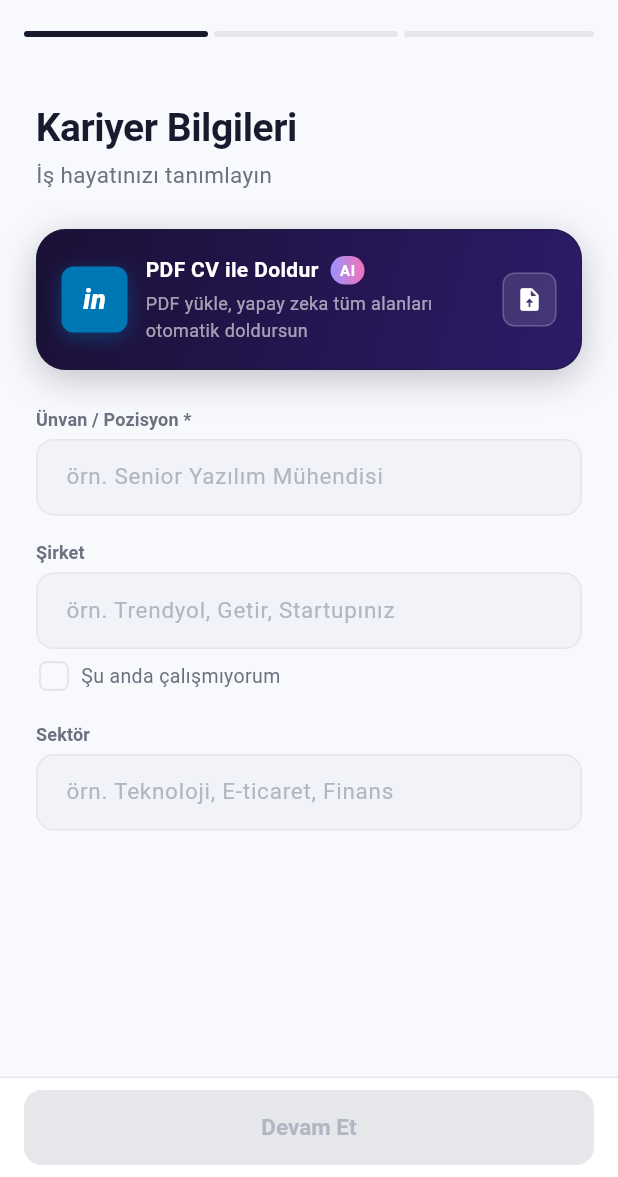
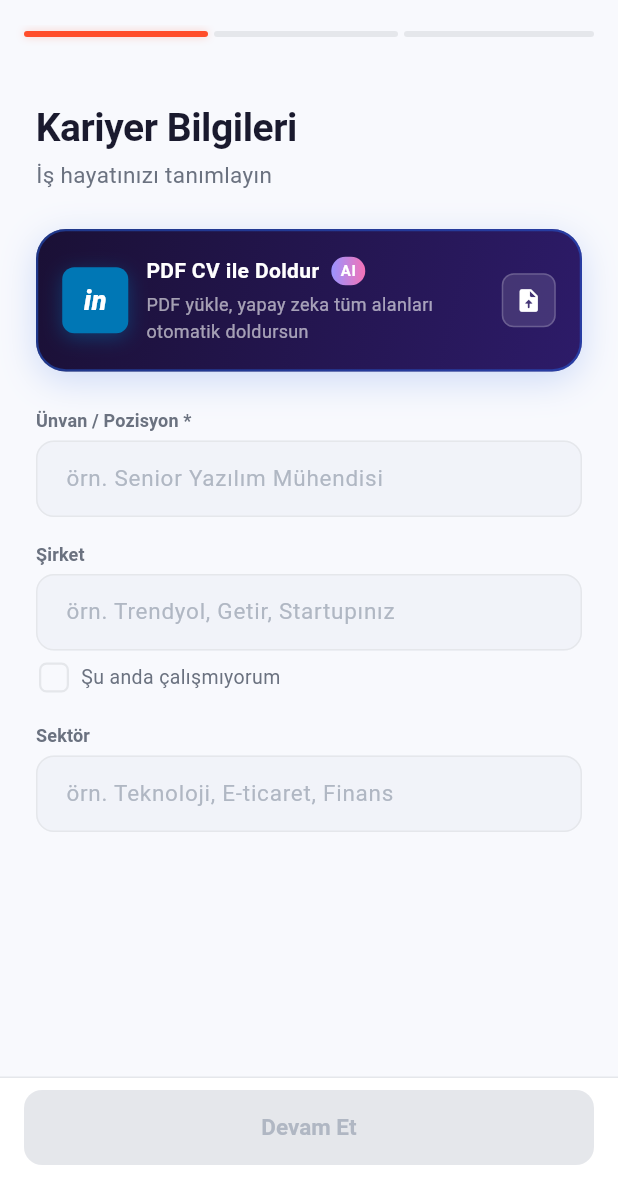
Before and after one commit to gorkemoa/date_app, a Flutter app: the _RegistrationContent screen opened directly, swiped to page 2, on a phone screen of 412 x 824 dp, the part 59-1236 px from its top. Run offline on Flutter 3.47's test engine with Material 3 defaults, Android fonts, the phone set to English and light mode, and no system bars; our stand-ins replace confetti, file_picker, flutter_dotenv, flutter_map, flutter_svg, latlong2 and 1 more; missing offline and left inert: liquid_glass_renderer, syncfusion_flutter_pdf; accounts and stored records are empty.

Commit message:
Refactor color usage across various views to enhance consistency and visual appeal
- Updated primary and secondary color references in discover, home, matches, nearby, onboarding, profile, and registration views.
- Adjusted gradient stops and colors in onboarding cinematic gradient for improved aesthetics.
- Introduced step-based color changes for buttons in the registration process.
- Added new SVG assets for Apple and Google logos.
- Updated pubspec.yaml and pubspec.lock to include new dependencies and asset paths.

```diff
--- a/lib/core/theme/app_colors.dart
+++ b/lib/core/theme/app_colors.dart
@@ -3,53 +3,71 @@ import 'package:flutter/material.dart';
 class AppColors {
   AppColors._();
 
-  // Primary (Koyu/Modern)
-  static const Color primary = Color(0xFF1A1A2E);
-  static const Color primaryLight = Color(0xFF2E2E4E);
-  static const Color primaryDark = Color(0xFF0F0F1A);
+  // ─── Main Brand Colors ────────────────────────────────────────────
 
-  // Secondary (Lime/Vibrant)
-  static const Color secondary = Color(0xFFD2FF57);
-  static const Color secondaryLight = Color(0xFFE1FF85);
-  static const Color secondaryDark = Color(0xFFB5E63A);
+  // Primary: Coral / Orange-Red  (#FF4D2A)
+  static const Color primary = Color(0xFFFF4D2A);
+  static const Color primaryLight = Color(0xFFFF7558);
+  static const Color primaryDark = Color(0xFFCC3C21);
 
-  // Accent
-  static const Color accent = Color(0xFFFF6584);
-  static const Color accentLight = Color(0xFFFF90A4);
+  // Secondary: Electric Blue  (#235EDE)
+  static const Color secondary = Color(0xFF235EDE);
+  static const Color secondaryLight = Color(0xFF4D7FE8);
+  static const Color secondaryDark = Color(0xFF1A4BB5);
 
-  // Background
+  // Accent: Lime Green  (#9CDE23)
+  static const Color accent = Color(0xFF9CDE23);
+  static const Color accentLight = Color(0xFFB4E84D);
+  static const Color accentDark = Color(0xFF7EB51C);
+
+  // ─── Auxiliary Colors ─────────────────────────────────────────────
+
+  static const Color auxOlive = Color(0xFF708944); // olive green
+  static const Color auxBrown = Color(0xFF5E443E); // warm brown
+  static const Color auxSlate = Color(0xFF3E485E); // slate blue-gray
+
+  // ─── Background ───────────────────────────────────────────────────
+
   static const Color background = Color(0xFFF8F9FD);
   static const Color surface = Color(0xFFFFFFFF);
   static const Color surfaceVariant = Color(0xFFF1F3F9);
 
-  // Text
+  // ─── Text ─────────────────────────────────────────────────────────
+
   static const Color textPrimary = Color(0xFF1A1A2E);
   static const Color textSecondary = Color(0xFF6B7280);
   static const Color textDisabled = Color(0xFFB0B7C3);
-  static const Color textOnPrimary = Color(0xFFFFFFFF);
-  static const Color textOnSecondary = Color(0xFF1A1A2E);
+  static const Color textOnPrimary = Color(0xFFFFFFFF);  // white on coral
+  static const Color textOnSecondary = Color(0xFFFFFFFF); // white on blue
+  static const Color textOnAccent = Color(0xFF1A1A2E);   // dark on lime
 
-  // Border
+  // ─── Border ───────────────────────────────────────────────────────
+
   static const Color border = Color(0xFFE5E7EB);
-  static const Color borderFocus = Color(0xFF1A1A2E);
+  static const Color borderFocus = Color(0xFFFF4D2A);
 
-  // Status
+  // ─── Status ───────────────────────────────────────────────────────
+
   static const Color success = Color(0xFF10B981);
   static const Color error = Color(0xFFEF4444);
   static const Color warning = Color(0xFFF59E0B);
-  static const Color info = Color(0xFF3B82F6);
+  static const Color info = Color(0xFF235EDE); // mapped to secondary blue
 
-  // Swipe actions
-  static const Color swipeLike = Color(0xFF10B981);
-  static const Color swipePass = Color(0xFFEF4444);
-  static const Color swipeSuperLike = Color(0xFF3B82F6);
+  // ─── Swipe Actions ────────────────────────────────────────────────
 
-  // Overlay
+  static const Color swipeLike = Color(0xFF9CDE23);    // lime = like
+  static const Color swipePass = Color(0xFFEF4444);    // red = pass
+  static const Color swipeSuperLike = Color(0xFF235EDE); // blue = super like
+
+  // ─── Overlay ──────────────────────────────────────────────────────
+
   static const Color overlay = Color(0x80000000);
-  static const Color overlayLight = Color(0x1A1A1A2E);
+  static const Color overlayLight = Color(0x1AFF4D2A); // subtle coral tint
 
-  // Gradients
-  static const List<Color> primaryGradient = [primary, primaryLight];
-  static const List<Color> secondaryGradient = [secondary, secondaryLight];
-  static const List<Color> cardGradient = [Colors.transparent, Color(0xCC1A1A2E)];
+  // ─── Gradients ────────────────────────────────────────────────────
+
+  static const List<Color> primaryGradient = [primary, primaryDark];
+  static const List<Color> secondaryGradient = [secondary, secondaryDark];
+  static const List<Color> accentGradient = [accent, accentDark];
+  static const List<Color> cardGradient = [Colors.transparent, Color(0xCC0A0A14)];
 }
--- a/lib/views/matches/matches_view.dart
+++ b/lib/views/matches/matches_view.dart
@@ -261,7 +261,7 @@ class _NewConnectionChip extends StatelessWidget {
                   height: 56,
                   decoration: BoxDecoration(
                     shape: BoxShape.circle,
-                    border: Border.all(color: AppColors.primary, width: 2),
+                    border: Border.all(color: AppColors.secondary, width: 2),
                   ),
                   child: ClipOval(
                     child: match.userPhoto != null
@@ -395,7 +395,7 @@ class _ConversationTile extends StatelessWidget {
                     width: 12,
                     height: 12,
                     decoration: BoxDecoration(
-                      color: AppColors.primary,
+                      color: AppColors.accent,
                       shape: BoxShape.circle,
                       border: Border.all(color: Colors.white, width: 1.5),
                     ),
--- a/lib/views/registration/registration_view.dart
+++ b/lib/views/registration/registration_view.dart
@@ -141,6 +141,23 @@ class _RegistrationContentState extends State<_RegistrationContent> {
 
   Widget _buildNavBar(BuildContext context, RegistrationViewModel vm) {
     final isLastActionStep = vm.step == RegistrationStep.interests;
+
+    // Step-based color for the primary button
+    final Color buttonColor;
+    switch (vm.step) {
+      case RegistrationStep.basicInfo:
+        buttonColor = AppColors.primary; // Coral
+        break;
+      case RegistrationStep.professional:
+        buttonColor = AppColors.secondary; // Blue
+        break;
+      case RegistrationStep.interests:
+        buttonColor = AppColors.accent; // Lime
+        break;
+      default:
+        buttonColor = AppColors.primary;
+    }
+
     return Container(
       padding: EdgeInsets.fromLTRB(
         AppSpacing.base,
@@ -158,9 +175,9 @@ class _RegistrationContentState extends State<_RegistrationContent> {
         child: ElevatedButton(
           onPressed: vm.canGoNext ? vm.nextStep : null,
           style: ElevatedButton.styleFrom(
-            backgroundColor: AppColors.primary,
+            backgroundColor: buttonColor,
             disabledBackgroundColor: AppColors.border,
-            foregroundColor: Colors.white,
+            foregroundColor: vm.step == RegistrationStep.interests ? AppColors.textOnAccent : Colors.white,
             disabledForegroundColor: AppColors.textDisabled,
             elevation: 0,
             shape: RoundedRectangleBorder(
@@ -212,6 +229,15 @@ class _StepProgressBar extends StatelessWidget {
       child: Row(
         children: List.generate(total, (i) {
           final active = i <= currentIndex;
+
+          final Color stepColor;
+          switch (i) {
+            case 0: stepColor = AppColors.primary; break;     // Coral
+            case 1: stepColor = AppColors.secondary; break;   // Blue
+            case 2: stepColor = AppColors.accent; break;      // Lime
+            default: stepColor = AppColors.primary;
+          }
+
           return Expanded(
             child: AnimatedContainer(
               duration: const Duration(milliseconds: 300),
@@ -219,8 +245,11 @@ class _StepProgressBar extends StatelessWidget {
                   EdgeInsets.only(right: i < total - 1 ? AppSpacing.xs : 0),
               height: 4,
               decoration: BoxDecoration(
-                color: active ? AppColors.primary : AppColors.border,
+                color: active ? stepColor : AppColors.border,
                 borderRadius: BorderRadius.circular(AppRadius.full),
+                boxShadow: active
+                  ? [BoxShadow(color: stepColor.withValues(alpha: 0.25), blurRadius: 4)]
+                  : null,
               ),
             ),
           );
--- a/lib/views/registration/steps/step_professional_view.dart
+++ b/lib/views/registration/steps/step_professional_view.dart
@@ -153,11 +153,11 @@ class _StepProfessionalViewState extends State<StepProfessionalView> {
                       height: 20,
                       decoration: BoxDecoration(
                         color: !_currentlyWorking
-                            ? AppColors.primary
+                            ? AppColors.secondary
                             : Colors.transparent,
                         border: Border.all(
                           color: !_currentlyWorking
-                              ? AppColors.primary
+                              ? AppColors.secondary
                               : AppColors.border,
                           width: 1.5,
                         ),
@@ -245,14 +245,14 @@ class _LinkedInCard extends StatelessWidget {
           border: Border.all(
             color: isImported
                 ? AppColors.success.withValues(alpha: 0.4)
-                : AppColors.primary.withValues(alpha: 0.5),
-            width: 1,
+                : AppColors.secondary.withValues(alpha: 0.5),
+            width: 1.5,
           ),
           boxShadow: [
             BoxShadow(
               color: isImported
                   ? AppColors.success.withValues(alpha: 0.12)
-                  : AppColors.primary.withValues(alpha: 0.25),
+                  : AppColors.secondary.withValues(alpha: 0.2),
               blurRadius: 20,
               offset: const Offset(0, 6),
             ),
--- a/pubspec.yaml
+++ b/pubspec.yaml
@@ -43,6 +43,8 @@ dependencies:
   shared_preferences: ^2.3.2
   video_player: ^2.9.2
   confetti: ^0.7.0
+  liquid_glass_renderer: 0.2.0-dev.4
+  liquid_swipe: ^3.1.0
 
 dev_dependencies:
   flutter_test:
@@ -68,6 +70,7 @@ flutter:
 
   assets:
     - .env
+    - assets/
     - assets/4318550-hd_1080_1920_30fps.mp4
     - assets/6912098-hd_1080_1920_25fps.mp4
     - assets/9047514-uhd_2160_3840_24fps.mp4
```
Also changed, not shown: lib/core/theme/app_shadows.dart (+10 -2 lines), lib/views/auth/auth_view.dart (+81 -133 lines), lib/views/discover/discover_view.dart (+7 -6 lines), lib/views/home/home_view.dart (+19 -23 lines), lib/views/nearby/nearby_view.dart (+5 -5 lines), lib/views/onboarding/onboarding_view.dart (+41 -17 lines), lib/views/profile/profile_view.dart (+4 -4 lines), lib/views/registration/steps/step_basic_info_view.dart (+5 -2 lines), lib/views/registration/steps/step_interests_view.dart (+4 -4 lines), assets/apple.svg (added), assets/google.svg (added), pubspec.lock.
